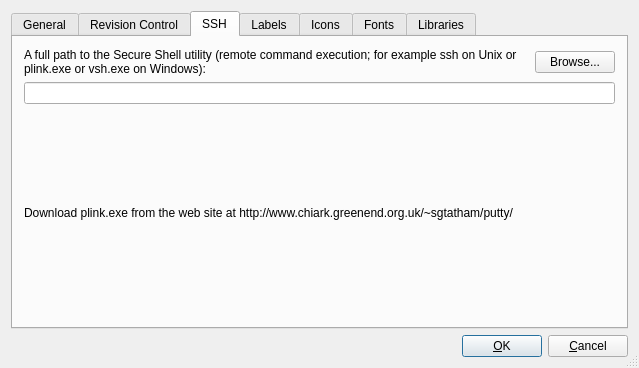
Qt form src/gui/prefsdialog_q.ui (fwbuilder/fwbuilder) before a commit.
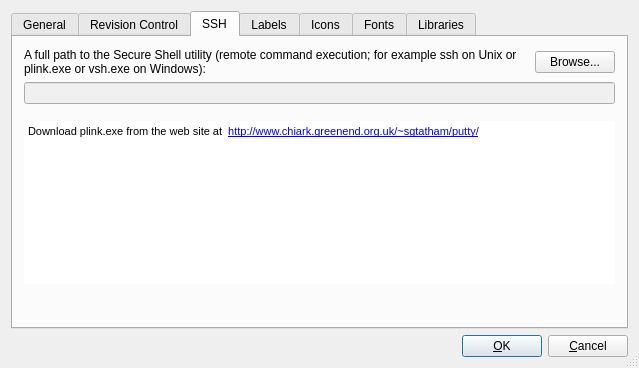
The same form after that commit.

Commit message: using textedit widget for the plink.exe hint text

```diff
--- a/src/gui/prefsdialog_q.ui
+++ b/src/gui/prefsdialog_q.ui
@@ -8,7 +8,7 @@
    <rect>
     <x>0</x>
     <y>0</y>
-    <width>626</width>
+    <width>630</width>
     <height>368</height>
    </rect>
   </property>
@@ -21,6 +21,43 @@
   <layout class="QGridLayout" >
    <item row="0" column="0" >
     <widget class="QTabWidget" name="tabWidget" >
+     <property name="palette" >
+      <palette>
+       <active>
+        <colorrole role="Base" >
+         <brush brushstyle="SolidPattern" >
+          <color alpha="255" >
+           <red>240</red>
+           <green>240</green>
+           <blue>240</blue>
+          </color>
+         </brush>
+        </colorrole>
+       </active>
+       <inactive>
+        <colorrole role="Base" >
+         <brush brushstyle="SolidPattern" >
+          <color alpha="255" >
+           <red>240</red>
+           <green>240</green>
+           <blue>240</blue>
+          </color>
+         </brush>
+        </colorrole>
+       </inactive>
+       <disabled>
+        <colorrole role="Base" >
+         <brush brushstyle="SolidPattern" >
+          <color alpha="255" >
+           <red>240</red>
+           <green>240</green>
+           <blue>240</blue>
+          </color>
+         </brush>
+        </colorrole>
+       </disabled>
+      </palette>
+     </property>
      <property name="currentIndex" >
       <number>2</number>
      </property>
@@ -317,10 +354,18 @@
       </layout>
      </widget>
      <widget class="QWidget" name="tab4" >
+      <property name="geometry" >
+       <rect>
+        <x>0</x>
+        <y>0</y>
+        <width>606</width>
+        <height>290</height>
+       </rect>
+      </property>
       <attribute name="title" >
        <string>SSH</string>
       </attribute>
-      <layout class="QGridLayout" >
+      <layout class="QGridLayout" name="gridLayout" >
        <item row="0" column="0" >
         <widget class="QLabel" name="textLabel1_5_2" >
          <property name="text" >
@@ -364,11 +409,62 @@
         </spacer>
        </item>
        <item row="3" column="0" colspan="2" >
-        <widget class="QLabel" name="plink_hint" >
-         <property name="text" >
-          <string>Download plink.exe from the web site at http://www.chiark.greenend.org.uk/~sgtatham/putty/</string>
+        <widget class="QTextBrowser" name="plink_hint" >
+         <property name="palette" >
+          <palette>
+           <active>
+            <colorrole role="Base" >
+             <brush brushstyle="SolidPattern" >
+              <color alpha="255" >
+               <red>255</red>
+               <green>255</green>
+               <blue>255</blue>
+              </color>
+             </brush>
+            </colorrole>
+           </active>
+           <inactive>
+            <colorrole role="Base" >
+             <brush brushstyle="SolidPattern" >
+              <color alpha="255" >
+               <red>255</red>
+               <green>255</green>
+               <blue>255</blue>
+              </color>
+             </brush>
+            </colorrole>
+           </inactive>
+           <disabled>
+            <colorrole role="Base" >
+             <brush brushstyle="SolidPattern" >
+              <color alpha="255" >
+               <red>255</red>
+               <green>255</green>
+               <blue>255</blue>
+              </color>
+             </brush>
+            </colorrole>
+           </disabled>
+          </palette>
          </property>
-         <property name="wordWrap" >
+         <property name="autoFillBackground" >
+          <bool>true</bool>
+         </property>
+         <property name="frameShape" >
+          <enum>QFrame::NoFrame</enum>
+         </property>
+         <property name="frameShadow" >
+          <enum>QFrame::Plain</enum>
+         </property>
+         <property name="html" >
+          <string>&lt;!DOCTYPE HTML PUBLIC "-//W3C//DTD HTML 4.0//EN" "http://www.w3.org/TR/REC-html40/strict.dtd">
+&lt;html>&lt;head>&lt;meta name="qrichtext" content="1" />&lt;style type="text/css">
+p, li { white-space: pre-wrap; }
+&lt;/style>&lt;/head>&lt;body style=" font-family:'MS Shell Dlg 2'; font-size:8.25pt; font-weight:400; font-style:normal;">
+&lt;p style=" margin-top:0px; margin-bottom:0px; margin-left:0px; margin-right:0px; -qt-block-indent:0; text-indent:0px; font-size:8pt;">Download plink.exe from the web site at  &lt;a href="http://www.chiark.greenend.org.uk/~sgtatham/putty/">&lt;span style=" text-decoration: underline; color:#0000ff;">http://www.chiark.greenend.org.uk/~sgtatham/putty/&lt;/span>&lt;/a>&lt;/p>
+&lt;p style="-qt-paragraph-type:empty; margin-top:0px; margin-bottom:0px; margin-left:0px; margin-right:0px; -qt-block-indent:0; text-indent:0px; font-size:8pt;">&lt;/p>&lt;/body>&lt;/html></string>
+         </property>
+         <property name="openExternalLinks" >
           <bool>true</bool>
          </property>
         </widget>
@@ -834,16 +930,7 @@
      <property name="spacing" >
       <number>6</number>
      </property>
-     <property name="leftMargin" >
-      <number>0</number>
-     </property>
-     <property name="topMargin" >
-      <number>0</number>
-     </property>
-     <property name="rightMargin" >
-      <number>0</number>
-     </property>
-     <property name="bottomMargin" >
+     <property name="margin" >
       <number>0</number>
      </property>
      <item>
```
Left out of the diff: 140 changed lines with no effect on the pictures. The commit also changes 1 other file.
